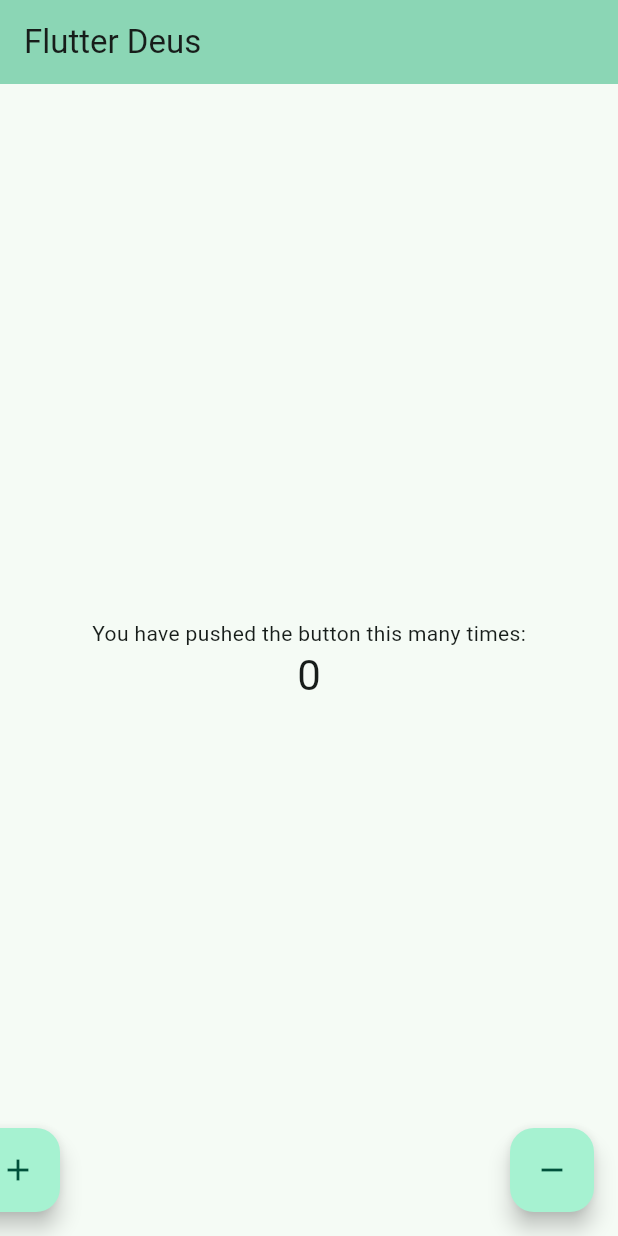
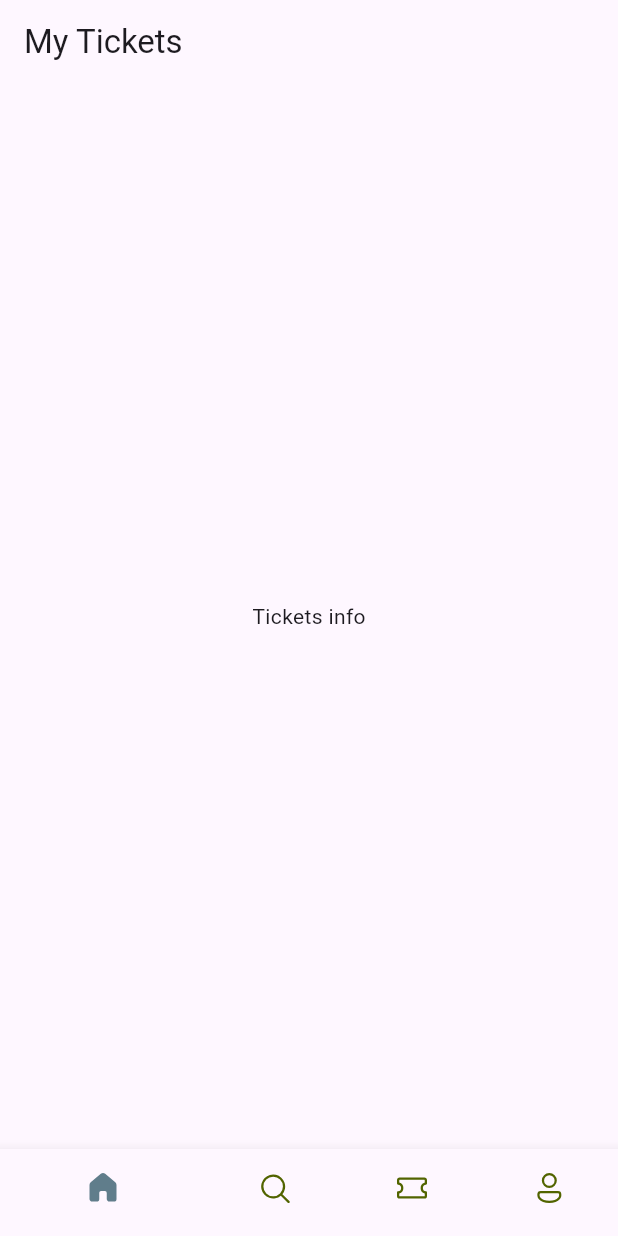
Before and after one commit to Senwin5/ticket_app, a Flutter app: the screen it shows after launch, on a phone screen of 412 x 824 dp. Run offline on Flutter 3.47's test engine with Material 3 defaults, Android fonts, the phone set to English and light mode, and no system bars; our stand-ins replace fluentui_icons.

Commit message:
Third commit

```diff
--- /dev/null
+++ b/lib/base/bottom_nav_bar.dart
@@ -0,0 +1,45 @@
+import 'package:fluentui_icons/fluentui_icons.dart';
+import 'package:flutter/material.dart';
+
+class BottomNavBar extends StatefulWidget {
+  const BottomNavBar({super.key});
+
+  @override
+  State<BottomNavBar> createState() => _BottomNavBarState();
+}
+
+class _BottomNavBarState extends State<BottomNavBar> {
+  @override
+  Widget build(BuildContext context) {
+    return Scaffold(appBar: AppBar(
+      title: Text("My Tickets"),
+    ),
+    body: Center(
+      child: Text("Tickets info"),
+    ),
+    bottomNavigationBar: BottomNavigationBar(
+      selectedItemColor: Colors.blueGrey,
+      unselectedItemColor: const Color(0xff526400),
+      showSelectedLabels: false,
+      items: [
+        BottomNavigationBarItem(icon: Icon(FluentSystemIcons.ic_fluent_home_add_regular),
+        activeIcon: Icon (FluentSystemIcons.ic_fluent_home_filled),
+        label: "Home"),
+
+
+      BottomNavigationBarItem(icon: Icon(FluentSystemIcons.ic_fluent_search_regular),
+        activeIcon: Icon (FluentSystemIcons.ic_fluent_search_filled),
+        label: "Search"),
+
+         BottomNavigationBarItem(icon: Icon(FluentSystemIcons.ic_fluent_ticket_regular),
+        activeIcon: Icon (FluentSystemIcons.ic_fluent_ticket_filled),
+        label: "Tickets"),
+
+         BottomNavigationBarItem(icon: Icon(FluentSystemIcons.ic_fluent_person_regular),
+        activeIcon: Icon (FluentSystemIcons.ic_fluent_person_filled),
+        label: "Profile"),
+      ],
+      ),
+    );
+  }
+}
--- a/lib/main.dart
+++ b/lib/main.dart
@@ -1,6 +1,9 @@
 import 'package:flutter/material.dart';
+import 'package:ticket_app/base/bottom_nav_bar.dart';
 
 void main() {
+
+
   runApp(const MyApp());
 }
 
@@ -9,78 +12,6 @@ class MyApp extends StatelessWidget {
 
   @override
   Widget build(BuildContext context) {
-    return MaterialApp(
-      title: 'Flutter Demo',
-      theme: ThemeData(
-        colorScheme: ColorScheme.fromSeed(
-          seedColor: const Color.fromARGB(255, 58, 183, 141),
-        ),
-      ),
-      home: const MyHomePage(title: 'Flutter Deus'),
-    );
+    return MaterialApp(title: 'Flutter Demo', home: BottomNavBar());
   }
 }
-
-class MyHomePage extends StatefulWidget {
-  const MyHomePage({super.key, required this.title});
-
-  final String title;
-
-  @override
-  State<MyHomePage> createState() => _MyHomePageState();
-}
-
-class _MyHomePageState extends State<MyHomePage> {
-  int _counter = 0;
-
-  void _incrementCounter() {
-    setState(() {
-      _counter++;
-      print("The change value is $_counter");
-    });
-  }
-
-    void _decrementCounter() {
-    setState(() {
-      _counter--;
-      print("The change value is $_counter");
-    });
-  }
-
-  @override
-  Widget build(BuildContext context) {
-    return Scaffold(
-      appBar: AppBar(
-        backgroundColor: Theme.of(context).colorScheme.inversePrimary,
-        title: Text(widget.title),
-      ),
-      body: Center(
-        child: Column(
-          mainAxisAlignment: MainAxisAlignment.center,
-          children: <Widget>[
-            const Text('You have pushed the button this many times:'),
-            Text(
-              '$_counter',
-              style: Theme.of(context).textTheme.headlineMedium,
-            ),
-          ],
-        ),
-      ),
-      floatingActionButton: Row(
-        mainAxisAlignment: MainAxisAlignment.spaceBetween,
-        children: [
-          FloatingActionButton(
-          onPressed: _incrementCounter,
-          tooltip: 'Increment',
-          child: const Icon(Icons.add),
-        ),
-      FloatingActionButton(
-        onPressed: _decrementCounter,
-        tooltip: 'Decrement',
-        child: const Icon(Icons.remove),
-      )
-        ],
-      ),
-    );
-  }
-}
--- a/pubspec.yaml
+++ b/pubspec.yaml
@@ -34,6 +34,7 @@ dependencies:
   # The following adds the Cupertino Icons font to your application.
   # Use with the CupertinoIcons class for iOS style icons.
   cupertino_icons: ^1.0.8
+  fluentui_icons: ^1.0.0
 
 dev_dependencies:
   flutter_test:
```
Also changed, not shown: pubspec.lock.
